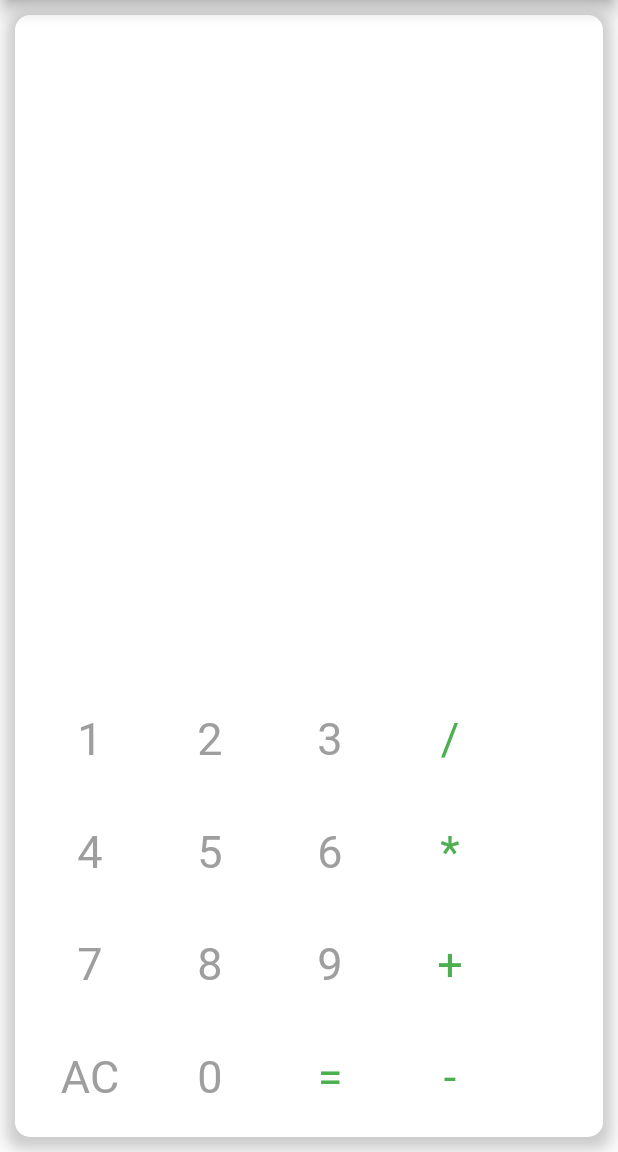
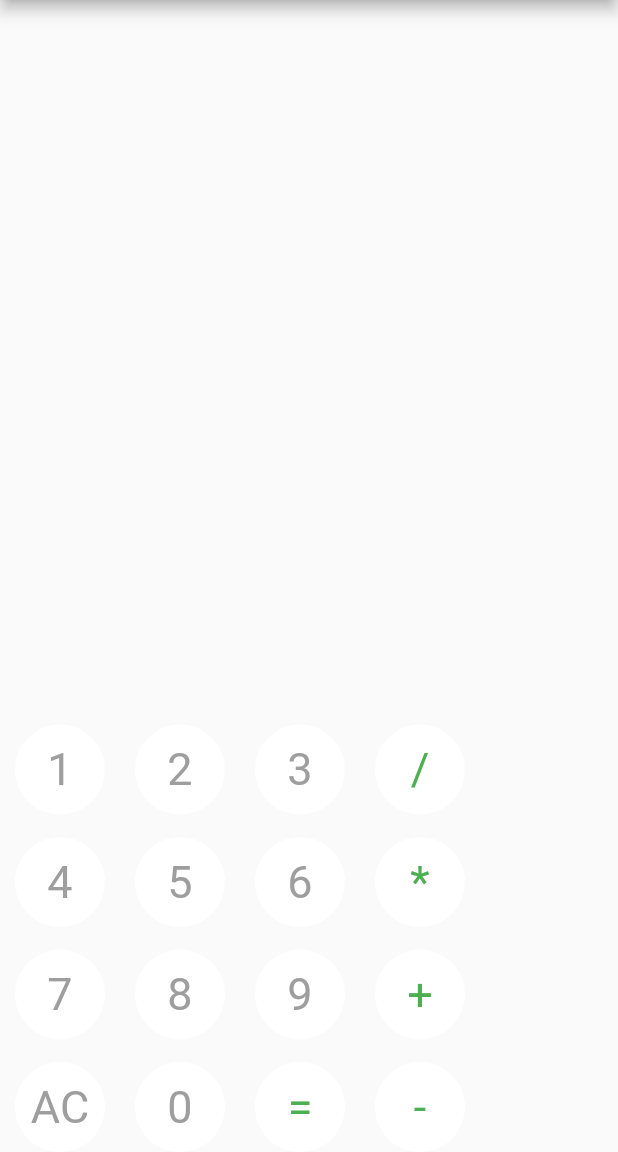
Before and after one commit to umairiqbal78/Dark_Theme_UI, a Flutter app: the screen it shows after launch, on a phone screen of 412 x 824 dp, the part 84-1236 px from its top. Run offline on Flutter 3.47's test engine with Material 2 defaults, Android fonts, the phone set to English and light mode, and no system bars; our stand-ins replace math_expressions.

Commit message:
updating changes

```diff
--- a/lib/main.dart
+++ b/lib/main.dart
@@ -1,5 +1,6 @@
 import 'package:flutter/material.dart';
 import 'package:math_expressions/math_expressions.dart';
+
 void main() {
   runApp(MyApp());
 }
@@ -78,18 +79,16 @@
     ContextModel cm = ContextModel();
     double eval = exp.evaluate(EvaluationType.REAL, cm);
 
-
     setState(() {
       result = eval.toString();
       expression = expression;
-
     });
   }
+
   @override
   Widget build(BuildContext context) {
-
     return MaterialApp(
-      theme: _light ? _lightTheme: _darkTheme,
+        theme: _light ? _lightTheme : _darkTheme,
         title: 'Calculator',
         home: Scaffold(
           appBar: AppBar(
@@ -104,27 +103,7 @@
                   })
             ],
           ),
-          body: Container(
-      padding: EdgeInsets.all(10.0),
-      margin: EdgeInsets.only(left: 10, top: 10, right: 10, bottom: 10),
-      width: MediaQuery.of(context).size.width,
-      height: MediaQuery.of(context).size.height,
-      decoration: BoxDecoration(
-        color: Colors.white,
-        borderRadius: BorderRadius.only(
-            topLeft: Radius.circular(10),
-            topRight: Radius.circular(10),
-            bottomLeft: Radius.circular(10),
-            bottomRight: Radius.circular(10)),
-        boxShadow: [
-          BoxShadow(
-            color: Colors.grey.withOpacity(0.5),
-            spreadRadius: 5,
-            blurRadius: 7,
-            offset: Offset(0, 3), // changes position of shadow
-          ),
-        ],
-      ),
+          body: SafeArea(
             child: Column(
               mainAxisAlignment: MainAxisAlignment.end,
               crossAxisAlignment: CrossAxisAlignment.end,
@@ -132,7 +111,7 @@
                 Text(expression,
                     style: TextStyle(
                       fontSize: 36,
-                color : Colors.grey,
+                      color: Colors.grey,
                     )),
                 Text(result,
                     style: TextStyle(
```
Lines whose indentation alone changed are shown as unchanged.
